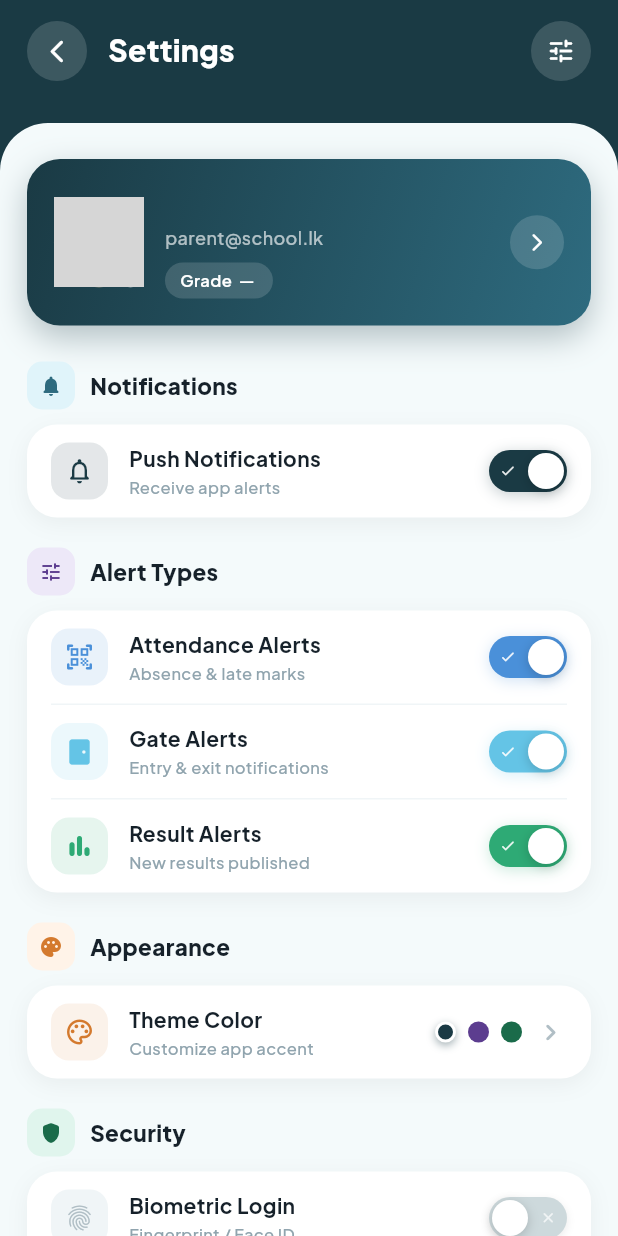
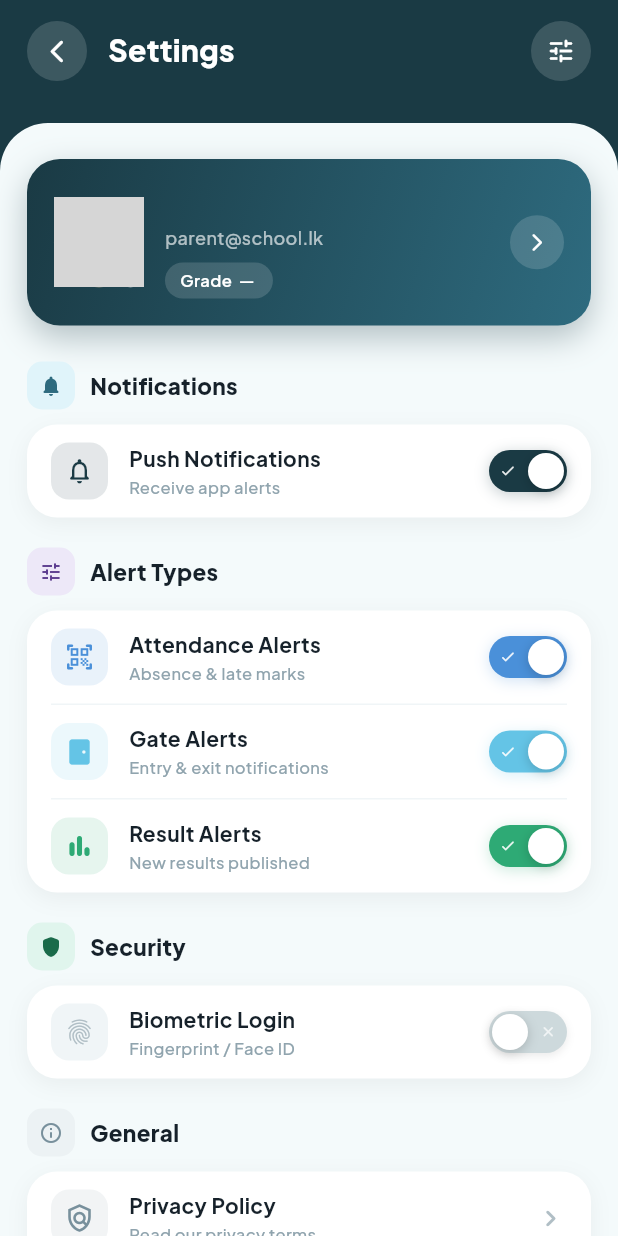
Before and after one commit to Methexx/Universe-System, a Flutter app: the SettingsScreen screen opened by its route, on a phone screen of 412 x 824 dp. Run offline on Flutter 3.47's test engine with Material 3 defaults, Android fonts, the light colour scheme and no system bars; our stand-ins replace dio, firebase_core, firebase_messaging, flutter_local_notifications, flutter_secure_storage, go_router and 4 more; missing offline and left inert: app_settings; accounts and stored records are empty; network calls fail; project files that could hold a hidden picture were left out; grey boxes are pictures that could not be loaded.

Commit message:
fix: CI pipleine failed error

```diff
--- a/apps/flutter/lib/features/settings/views/settings_screen.dart
+++ b/apps/flutter/lib/features/settings/views/settings_screen.dart
@@ -35,7 +35,6 @@ class SettingsScreen extends StatefulWidget {
 class _SettingsScreenState extends State<SettingsScreen>
     with SingleTickerProviderStateMixin {
   bool _biometric = false;
-  bool _autoLock = true;
 
   // ── Entry animation ────────────────────────────────────────────────────────
   late final AnimationController _entryCtrl;
@@ -235,37 +234,6 @@ class _SettingsScreenState extends State<SettingsScreen>
                           ),
                           const SizedBox(height: 20),
 
-                          // ── Appearance ────────────────────────────────────
-                          _SectionHeader(
-                            icon: Icons.palette_rounded,
-                            iconColor: const Color(0xFFD47A2E),
-                            iconBg: const Color(0xFFFFF3E8),
-                            title: 'Appearance',
-                          ),
-                          const SizedBox(height: 10),
-                          _SettingsCard(
-                            children: [
-                              _TapRow(
-                                label: 'Theme Color',
-                                subtitle: 'Customize app accent',
-                                icon: Icons.color_lens_outlined,
-                                iconColor: const Color(0xFFD47A2E),
-                                trailing: Row(
-                                  mainAxisSize: MainAxisSize.min,
-                                  children: [
-                                    _ColorDot(color: AppColors.primary, isSelected: true),
-                                    const SizedBox(width: 8),
-                                    _ColorDot(color: const Color(0xFF5C3D8F)),
-                                    const SizedBox(width: 8),
-                                    _ColorDot(color: const Color(0xFF1A6B4A)),
-                                  ],
-                                ),
-                                onTap: () {},
-                              ),
-                            ],
-                          ),
-                          const SizedBox(height: 20),
-
                           // ── Security ──────────────────────────────────────
                           _SectionHeader(
                             icon: Icons.shield_rounded,
@@ -312,24 +280,6 @@ class _SettingsScreenState extends State<SettingsScreen>
                                     await sl.secureStorageService.setBiometricEnabled(true);
                                   }
                                 },
-                              ),
-                              _Divider(),
-                              _ToggleRow(
-                                label: 'Auto Lock',
-                                subtitle: 'Lock after 5 min idle',
-                                icon: Icons.lock_clock_rounded,
-                                value: _autoLock,
-                                activeColor: const Color(0xFF1A6B4A),
-                                onChanged: (v) =>
-                                    setState(() => _autoLock = v),
-                              ),
-                              _Divider(),
-                              _TapRow(
-                                label: 'Change Password',
-                                subtitle: 'Update your password',
-                                icon: Icons.key_rounded,
-                                iconColor: const Color(0xFF1A6B4A),
-                                onTap: () {},
                               ),
                             ],
                           ),
```
